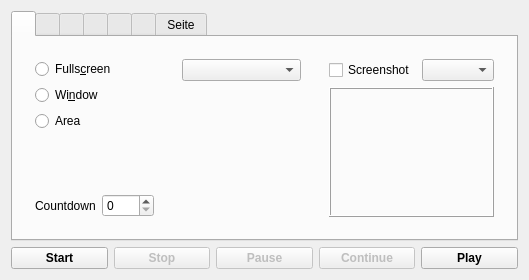
The window that mainwindow.ui (vkohaupt/vokoscreenNG) describes before a commit, drawn with Qt 5.
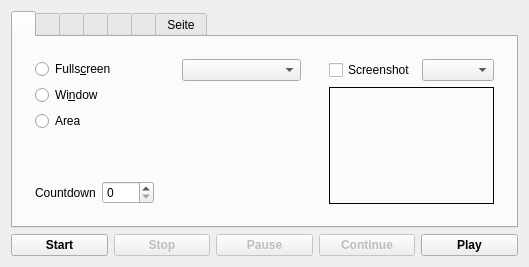
The same window after the commit.

The edit to the form file:
```diff
--- a/mainwindow.ui
+++ b/mainwindow.ui
@@ -7,7 +7,7 @@
     <x>0</x>
     <y>0</y>
     <width>529</width>
-    <height>280</height>
+    <height>267</height>
    </rect>
   </property>
   <property name="windowTitle">
@@ -132,10 +132,7 @@
            </widget>
           </item>
           <item row="1" column="3">
-           <widget class="QFrame" name="frame">
-            <property name="frameShape">
-             <enum>QFrame::NoFrame</enum>
-            </property>
+           <widget class="QFrame" name="frameScreenshot">
             <layout class="QVBoxLayout" name="verticalLayout_13">
              <item>
               <layout class="QHBoxLayout" name="horizontalLayout_15">
@@ -156,9 +153,6 @@
                <property name="frameShape">
                 <enum>QFrame::Box</enum>
                </property>
-               <property name="frameShadow">
-                <enum>QFrame::Raised</enum>
-               </property>
                <property name="text">
                 <string notr="true"/>
                </property>
```
Left out of the diff: 7 changed lines with no effect on the pictures.
